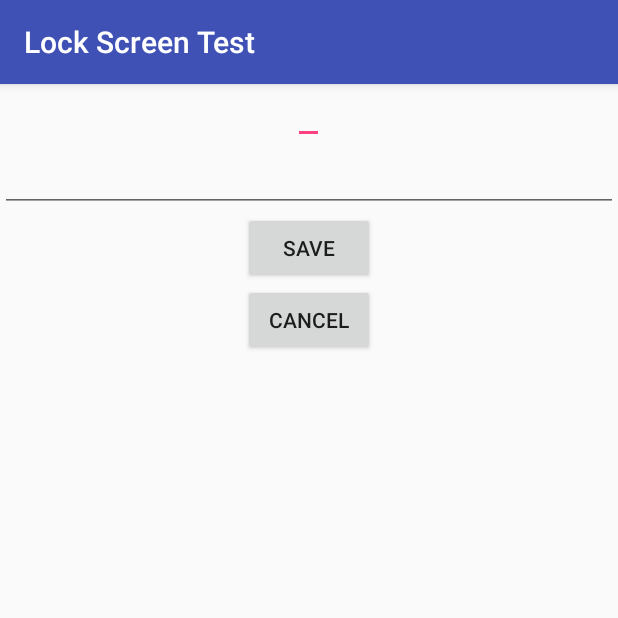
After one commit to anshenguin/New-App-Prototype, an Android app: the EnterValueActivity screen opened directly, with no data from a screen before it, on a phone screen of 412 x 824 dp, the top half of it. The commit adds this screen. Run offline under Robolectric (Android 15) with nearby library versions, the light colour scheme and no system bars.

Commit message:
Added stuff but reverted coz it didnt work
:|

```diff
--- a/app/src/main/AndroidManifest.xml
+++ b/app/src/main/AndroidManifest.xml
@@ -49,6 +49,8 @@
         <activity android:name=".Settings">
 
         </activity>
+
+        <activity android:name=".EnterValueActivity"/>
     </application>
 
 </manifest>
--- /dev/null
+++ b/app/src/main/java/com/example/lockscreentest/EnterValueActivity.java
@@ -0,0 +1,39 @@
+package com.example.lockscreentest;
+import android.content.Context;
+import android.content.SharedPreferences;
+import android.support.v7.app.AppCompatActivity;
+import android.os.Bundle;
+
+import android.widget.Button;
+import android.widget.EditText;
+
+
+public class EnterValueActivity extends AppCompatActivity {
+
+    private EditText mDesc;
+    private Button saveButton;
+    private EditText mVal;
+
+    @Override
+    protected void onCreate(Bundle savedInstanceState) {
+
+        super.onCreate(savedInstanceState);
+
+        setContentView(R.layout.activity_enter_value);
+        SharedPreferences canCallNow = getSharedPreferences("CALL", Context.MODE_PRIVATE);
+        SharedPreferences.Editor editor = canCallNow.edit();
+        editor.putBoolean("CALL",false);
+        editor.commit();
+
+    }
+
+    @Override
+    protected void onDestroy() {
+        super.onDestroy();
+        SharedPreferences canCallNow = getSharedPreferences("CALL", Context.MODE_PRIVATE);
+        SharedPreferences.Editor editor = canCallNow.edit();
+        editor.putBoolean("CALL",true);
+        editor.commit();
+    }
+
+}
--- a/app/src/main/java/com/example/lockscreentest/LockScreenService.java
+++ b/app/src/main/java/com/example/lockscreentest/LockScreenService.java
@@ -53,6 +53,8 @@ public class LockScreenService  extends Service {
             receiver = new LockScreenReceiver();
             registerReceiver(receiver, filter);
         }
+
+
         super.onCreate();
     }
 
--- a/app/src/main/java/com/example/lockscreentest/MainActivity.java
+++ b/app/src/main/java/com/example/lockscreentest/MainActivity.java
@@ -9,11 +9,14 @@ import android.os.Bundle;
 import android.util.Log;
 import android.view.View;
 import android.view.WindowManager;
+import android.widget.Button;
 
-import com.example.lockscreentest.LockScreenService;
 import com.example.lockscreentest.R;
+import com.example.lockscreentest.EnterValueActivity;
 
 public class MainActivity extends Activity {
+
+    private Button spentMoney;
 
     @Override
     protected void onCreate(Bundle savedInstanceState) {
@@ -21,17 +24,33 @@ public class MainActivity extends Activity {
         super.onCreate(savedInstanceState);
 
         //Set up our Lockscreen
+//        spentMoney.setOnClickListener(new View.OnClickListener() {
+//            @Override
+//            public void onClick(View view) {
+////                finish();
+////                startActivity(new Intent(MainActivity.this,EnterValueActivity.class));
+//            }
+//        });
         SharedPreferences sharedPreferences = getSharedPreferences("SWITCH", Context.MODE_PRIVATE);
         SharedPreferences canCallNow = getSharedPreferences("CALL", Context.MODE_PRIVATE);
         SharedPreferences.Editor editor = canCallNow.edit();
+        Log.v("INSIDE", String.valueOf(sharedPreferences.getBoolean("SWITCH",true))+" and "+String.valueOf(canCallNow.getBoolean("CALL",true)));
         if(sharedPreferences.getBoolean("SWITCH",true)&&canCallNow.getBoolean("CALL",true)) {
             Log.v("INSIDE","MainActivity.java if statement");
             makeFullScreen();
             editor.putBoolean("CALL",false);
             editor.commit();
 //            startService(new Intent(this, LockScreenService.class));
-
             setContentView(R.layout.activity_main);
+//            spentMoney = findViewById(R.id.spent_money);
+//            spentMoney.setOnClickListener(new View.OnClickListener() {
+//                @Override
+//                public void onClick(View view) {
+//                startActivity(new Intent(MainActivity.this,EnterValueActivity.class));
+//                    finish();
+//
+//                }
+//            });
         }
 
         else{
@@ -68,4 +87,13 @@ public class MainActivity extends Activity {
         editor.commit();
         android.os.Process.killProcess(android.os.Process.myPid());
     }
+
+    public void openEditor(View view){
+        startActivity(new Intent(MainActivity.this,EnterValueActivity.class));
+        finish();
+    }
+
+
+
+
 }
--- /dev/null
+++ b/app/src/main/res/layout/activity_enter_value.xml
@@ -0,0 +1,39 @@
+<?xml version="1.0" encoding="utf-8"?>
+<LinearLayout xmlns:android="http://schemas.android.com/apk/res/android"
+    xmlns:app="http://schemas.android.com/apk/res-auto"
+    xmlns:tools="http://schemas.android.com/tools"
+    android:layout_width="match_parent"
+    android:orientation="vertical"
+    android:layout_height="match_parent"
+    tools:context="com.example.lockscreentest.EnterValueActivity">
+
+    <EditText
+        android:layout_width="wrap_content"
+        android:id="@+id/value"
+        android:layout_height="40dp"
+        android:layout_gravity="center"
+        android:inputType="numberDecimal"
+
+        />
+
+    <EditText
+        android:layout_width="match_parent"
+        android:id="@+id/desc"
+        android:layout_height="wrap_content" />
+
+    <Button
+        android:layout_width="wrap_content"
+        android:text="SAVE"
+        android:id="@+id/save"
+        android:layout_gravity="center"
+        android:layout_height="wrap_content" />
+
+    <Button
+        android:layout_width="wrap_content"
+        android:layout_height="wrap_content"
+        android:id="@+id/cancel"
+        android:layout_gravity="center"
+
+        android:text="CANCEL"/>
+
+</LinearLayout>
--- a/app/src/main/res/layout/activity_main.xml
+++ b/app/src/main/res/layout/activity_main.xml
@@ -26,6 +26,7 @@
             android:layout_width="0dp"
             android:text="SPENT MONEY"
             android:layout_weight="1"
+            android:onClick="openEditor"
             android:layout_height="match_parent" />
         <Button
             android:layout_width="0dp"
```
